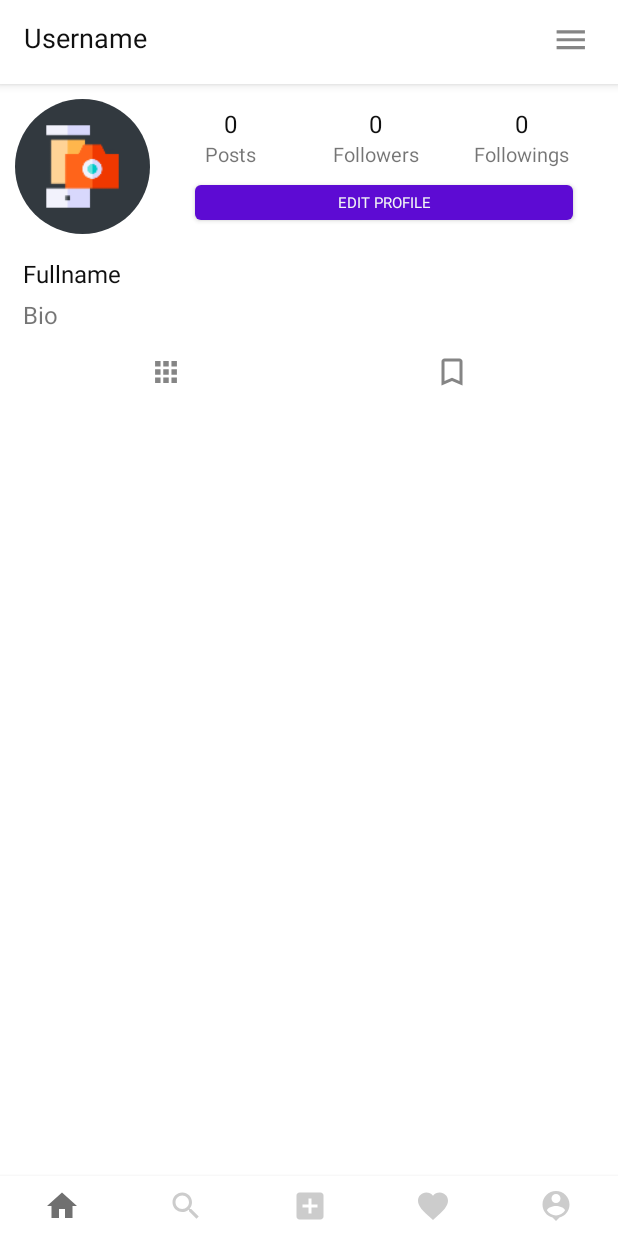
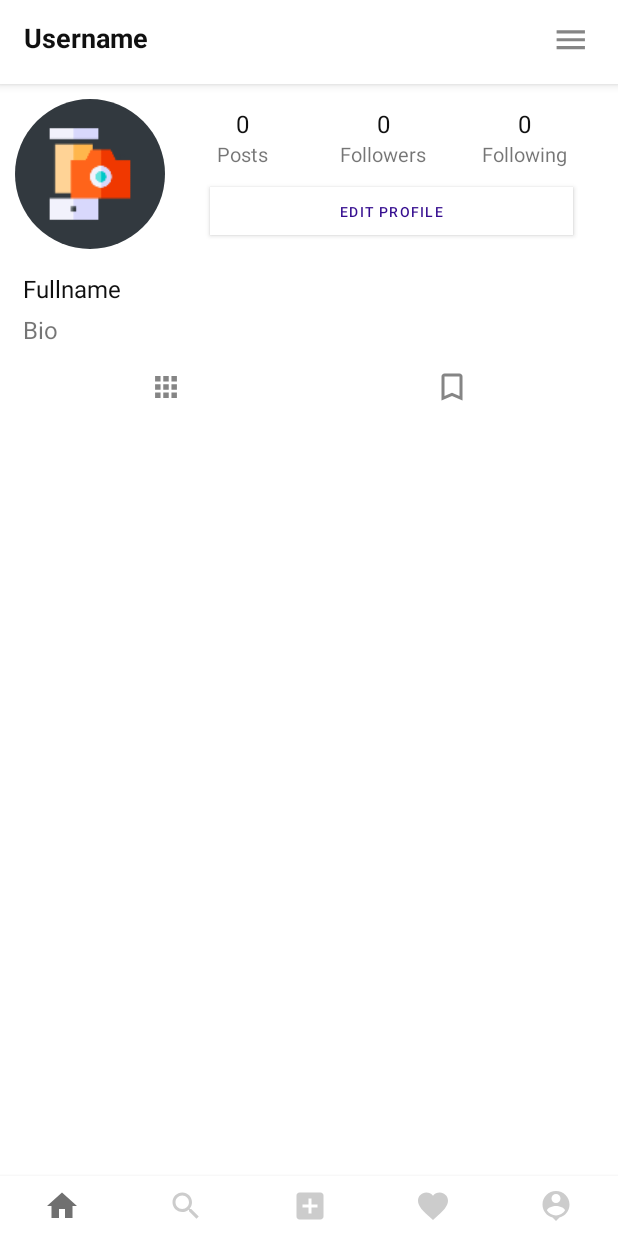
Before and after one commit to gautamjain09/Techobyte, an Android app: the fragment ProfileFragment placed in its activity, on a phone screen of 412 x 824 dp. Run offline under Robolectric (Android 15) with nearby library versions, the phone set to English and light mode, and no system bars; our stand-ins replace CircleImageView, Firebase (no records; nobody signed in at launch, a user with empty details on screens opened directly), Picasso; libraries missing offline, so code that uses them is left out: com.hendraanggrian.appcompat; 5 statements that could not run were skipped.

Commit message:
Profile Activity UI

```diff
--- a/app/src/main/res/layout/activity_post.xml
+++ b/app/src/main/res/layout/activity_post.xml
@@ -10,7 +10,7 @@
     <com.google.android.material.appbar.AppBarLayout
         android:id="@+id/bar_post_activity"
         android:layout_width="match_parent"
-        android:layout_height="wrap_content"
+        android:layout_height="40dp"
         android:background="?android:attr/windowBackground">
 
         <androidx.appcompat.widget.Toolbar
@@ -35,7 +35,7 @@
                     android:layout_width="wrap_content"
                     android:layout_height="wrap_content"
                     android:text="POST"
-                    android:textAppearance="@style/TextAppearance.AppCompat.Medium"
+                    android:textAppearance="@style/TextAppearance.AppCompat.Small"
                     android:layout_alignParentRight="true"
                     android:layout_marginRight="15dp"
                     android:textColor="@color/purple_500"/>
--- a/app/src/main/res/layout/fragment_profile.xml
+++ b/app/src/main/res/layout/fragment_profile.xml
@@ -28,6 +28,7 @@
                     android:maxLines="1"
                     android:textAppearance="@style/TextAppearance.AppCompat.Medium"
                     android:textColor="@color/black"
+                    android:textStyle="bold"
                     android:text="Username">
                 </TextView>
 
@@ -38,7 +39,6 @@
                     android:src = "@drawable/ic_options"
                     android:layout_alignParentEnd="true"
                     android:layout_marginEnd="15dp"
-
                     android:layout_centerHorizontal="true">
                 </ImageView>
 
@@ -67,14 +67,14 @@
 
                 <de.hdodenhof.circleimageview.CircleImageView
                     android:id="@+id/id_profile_image"
-                    android:layout_width="90dp"
-                    android:layout_height="90dp"
+                    android:layout_width="100dp"
+                    android:layout_height="100dp"
                     android:src="@mipmap/ic_launcher">
                 </de.hdodenhof.circleimageview.CircleImageView>
 
                 <LinearLayout
                     android:layout_width="match_parent"
-                    android:layout_height="90dp"
+                    android:layout_height="100dp"
                     android:orientation="vertical">
 
                     <LinearLayout
@@ -148,7 +148,7 @@
                                 android:layout_width="wrap_content"
                                 android:layout_height="wrap_content"
                                 android:textSize="13sp"
-                                android:text="Followings"
+                                android:text="Following"
                                 android:layout_gravity="center"/>
 
                         </LinearLayout>
@@ -158,13 +158,15 @@
                     <Button
                         android:id="@+id/edit_profile"
                         android:layout_width="match_parent"
-                        android:layout_height="35dp"
+                        android:layout_height="32dp"
+                        android:layout_marginTop="7dp"
                         android:layout_marginStart="30dp"
                         android:layout_marginEnd="20dp"
+                        android:background="@color/Default"
+                        android:backgroundTint="@color/Default"
                         android:text="EDIT PROFILE"
-                        android:textAppearance="@style/TextAppearance.AppCompat.Medium"
-                        android:textSize="10sp"
-                        android:textColor="@color/Default">
+                        android:textSize="9sp"
+                        android:textColor="@color/purple_700">
                     </Button>
 
                 </LinearLayout>
--- a/app/src/main/res/layout/post_item.xml
+++ b/app/src/main/res/layout/post_item.xml
@@ -19,8 +19,7 @@
         android:layout_width="match_parent"
         android:layout_height="wrap_content"
         android:orientation="vertical"
-        android:background="@color/white"
-        >
+        android:background="@color/white">
 
         <LinearLayout
             android:layout_width="match_parent"
@@ -137,7 +136,7 @@
             android:layout_height="wrap_content"
             android:textSize="13sp"
             android:text=""
-            android:layout_marginStart="10dp"
+            android:layout_marginStart="5dp"
             android:layout_marginBottom="2dp">
         </TextView>
 
--- a/app/src/main/res/values/themes.xml
+++ b/app/src/main/res/values/themes.xml
@@ -2,15 +2,15 @@
     <!-- Base application theme. -->
     <style name="Theme.Techobyte" parent="Theme.MaterialComponents.DayNight.NoActionBar">
         <!-- Primary brand color. -->
-        <item name="colorPrimary">@color/purple_500</item>
-        <item name="colorPrimaryVariant">@color/purple_700</item>
-        <item name="colorOnPrimary">#E3F6F2</item>
+        <item name="colorPrimary">@color/white</item>
+        <item name="colorPrimaryVariant">@color/white</item>
+        <item name="colorOnPrimary">#E2F3EF</item>
         <!-- Secondary brand color. -->
         <item name="colorSecondary">@color/teal_200</item>
         <item name="colorSecondaryVariant">@color/teal_700</item>
         <item name="colorOnSecondary">@color/black</item>
         <!-- Status bar color. -->
-        <item name="android:statusBarColor" tools:targetApi="l">?attr/colorPrimaryVariant</item>
+        <item name="android:statusBarColor" tools:targetApi="l">@color/purple_500</item>
         <!-- Customize your theme here. -->
     </style>
 </resources>
```
